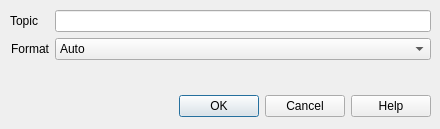
grodansparadis/vscp-works-qt, file src/cdlgmqttsubscribe.ui: the form before one commit.
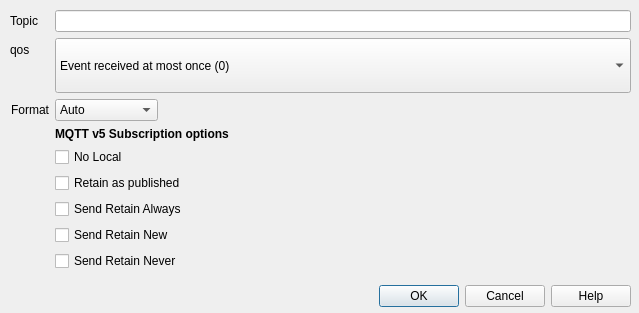
The form after the commit.

What changed in the file:
```diff
--- a/src/cdlgmqttsubscribe.ui
+++ b/src/cdlgmqttsubscribe.ui
@@ -6,19 +6,22 @@
    <rect>
     <x>0</x>
     <y>0</y>
-    <width>440</width>
-    <height>129</height>
+    <width>639</width>
+    <height>313</height>
    </rect>
   </property>
   <property name="windowTitle">
    <string>MQTT Subscribe</string>
   </property>
+  <property name="sizeGripEnabled">
+   <bool>false</bool>
+  </property>
   <widget class="QDialogButtonBox" name="buttonBox">
    <property name="geometry">
     <rect>
      <x>10</x>
-     <y>90</y>
-     <width>421</width>
+     <y>280</y>
+     <width>621</width>
      <height>32</height>
     </rect>
    </property>
@@ -37,11 +40,14 @@
     <rect>
      <x>10</x>
      <y>10</y>
-     <width>421</width>
-     <height>71</height>
+     <width>621</width>
+     <height>261</height>
     </rect>
    </property>
    <layout class="QFormLayout" name="formLayout_2">
+    <property name="fieldGrowthPolicy">
+     <enum>QFormLayout::ExpandingFieldsGrow</enum>
+    </property>
     <item row="0" column="0">
      <widget class="QLabel" name="label_3">
       <property name="text">
@@ -53,9 +59,64 @@
      </widget>
     </item>
     <item row="0" column="1">
-     <widget class="QLineEdit" name="editTopic"/>
+     <widget class="QLineEdit" name="editTopic">
+      <property name="toolTip">
+       <string>Subscribe topic (subscription pattern)</string>
+      </property>
+     </widget>
+    </item>
+    <item row="1" column="0">
+     <widget class="QLabel" name="label_2">
+      <property name="text">
+       <string>qos</string>
+      </property>
+      <property name="buddy">
+       <cstring>comboQos</cstring>
+      </property>
+     </widget>
     </item>
     <item row="1" column="1">
+     <widget class="QComboBox" name="comboQos">
+      <property name="sizePolicy">
+       <sizepolicy hsizetype="Expanding" vsizetype="Expanding">
+        <horstretch>0</horstretch>
+        <verstretch>0</verstretch>
+       </sizepolicy>
+      </property>
+      <property name="toolTip">
+       <string>the requested Quality of Service for this subscription</string>
+      </property>
+      <item>
+       <property name="text">
+        <string>Event received at most once (0)</string>
+       </property>
+      </item>
+      <item>
+       <property name="text">
+        <string>Event received at least once (1)</string>
+       </property>
+      </item>
+      <item>
+       <property name="text">
+        <string>Event received exactly once (2)</string>
+       </property>
+      </item>
+     </widget>
+    </item>
+    <item row="2" column="0">
+     <widget class="QLabel" name="label_10">
+      <property name="text">
+       <string>Format</string>
+      </property>
+      <property name="alignment">
+       <set>Qt::AlignRight|Qt::AlignTrailing|Qt::AlignVCenter</set>
+      </property>
+      <property name="buddy">
+       <cstring>comboSubscribeFormat</cstring>
+      </property>
+     </widget>
+    </item>
+    <item row="2" column="1">
      <widget class="QComboBox" name="comboSubscribeFormat">
       <item>
        <property name="text">
@@ -84,16 +145,66 @@
       </item>
      </widget>
     </item>
-    <item row="1" column="0">
-     <widget class="QLabel" name="label_10">
+    <item row="3" column="1">
+     <widget class="QLabel" name="label">
+      <property name="font">
+       <font>
+        <weight>75</weight>
+        <bold>true</bold>
+       </font>
+      </property>
       <property name="text">
-       <string>Format</string>
+       <string>MQTT v5 Subscription options</string>
       </property>
-      <property name="alignment">
-       <set>Qt::AlignRight|Qt::AlignTrailing|Qt::AlignVCenter</set>
+     </widget>
+    </item>
+    <item row="4" column="1">
+     <widget class="QCheckBox" name="checkV5NoLocal">
+      <property name="toolTip">
+       <string>with this option set, if this client publishes to a topic to which it is subscribed, the broker will not publish the message back to the client.</string>
       </property>
-      <property name="buddy">
-       <cstring>comboSubscribeFormat</cstring>
+      <property name="text">
+       <string>No Local</string>
+      </property>
+     </widget>
+    </item>
+    <item row="5" column="1">
+     <widget class="QCheckBox" name="checkV5RetainPublished">
+      <property name="toolTip">
+       <string>with this option set, messages published for this subscription will keep the retain flag as was set by the publishing client.  The default behaviour without this option set has the retain flag indicating whether a message is fresh/stale.</string>
+      </property>
+      <property name="text">
+       <string>Retain as published</string>
+      </property>
+     </widget>
+    </item>
+    <item row="6" column="1">
+     <widget class="QCheckBox" name="checkV5sendRetainAlways">
+      <property name="toolTip">
+       <string>with this option set, pre-existing retained messages are sent as soon as the subscription is made, even if the subscription already exists.  This is the default behaviour, so it is not necessary to set this option.</string>
+      </property>
+      <property name="text">
+       <string>Send Retain Always</string>
+      </property>
+     </widget>
+    </item>
+    <item row="7" column="1">
+     <widget class="QCheckBox" name="checkV5SendRetainNew">
+      <property name="toolTip">
+       <string>with this option set, pre-existing retained messages for this subscription will be sent when the subscription is made, but only if the subscription does not already exist.</string>
+      </property>
+      <property name="text">
+       <string>Send Retain New</string>
+      </property>
+     </widget>
+    </item>
+    <item row="8" column="1">
+     <widget class="QCheckBox" name="chkRetainNever">
+      <property name="toolTip">
+       <string>with this option set, pre-existing retained messages will never be sent for this subscription.</string>
+      </property>
+      <property name="text">
+       <string>Send Retain Never</string>
       </property>
      </widget>
     </item>
```
